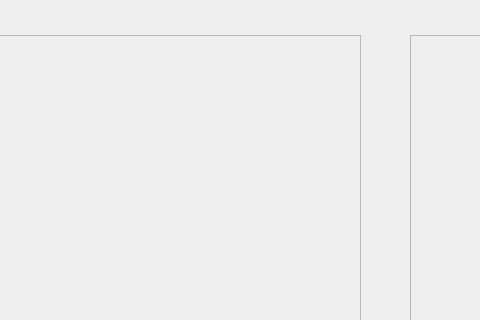
tbmt41projekt/heimdall, file heimdall_VS/heimdall_VS/heimdall_VS.ui: the form before one commit; both pictures show x 140 to 620 and y 392 to 712 of the 1124 by 900 pixel window.
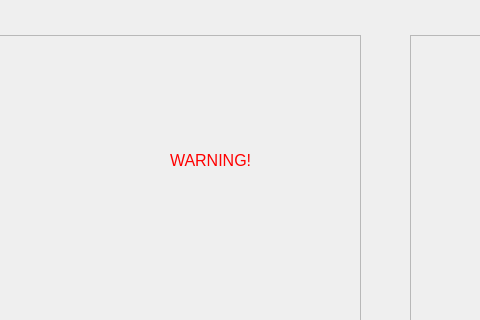
The form after the commit.

Patch:
```diff
--- a/heimdall_VS/heimdall_VS/heimdall_VS.ui
+++ b/heimdall_VS/heimdall_VS/heimdall_VS.ui
@@ -246,6 +246,23 @@
     <property name="frameShadow">
      <enum>QFrame::Raised</enum>
     </property>
+    <widget class="QLabel" name="label_8">
+     <property name="geometry">
+      <rect>
+       <x>310</x>
+       <y>90</y>
+       <width>141</width>
+       <height>71</height>
+      </rect>
+     </property>
+     <property name="styleSheet">
+      <string notr="true">color: rgb(255, 0, 0);
+font: 75 12pt &quot;MS Shell Dlg 2&quot;;</string>
+     </property>
+     <property name="text">
+      <string>WARNING!</string>
+     </property>
+    </widget>
    </widget>
    <widget class="QFrame" name="frame_1">
     <property name="geometry">
```
Left out of the diff: 35 changed lines with no effect on the pictures.
